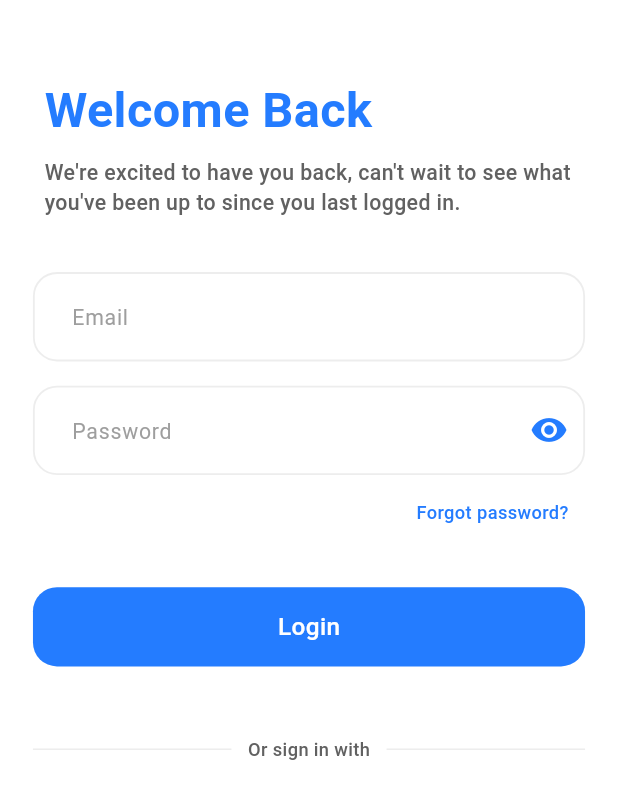
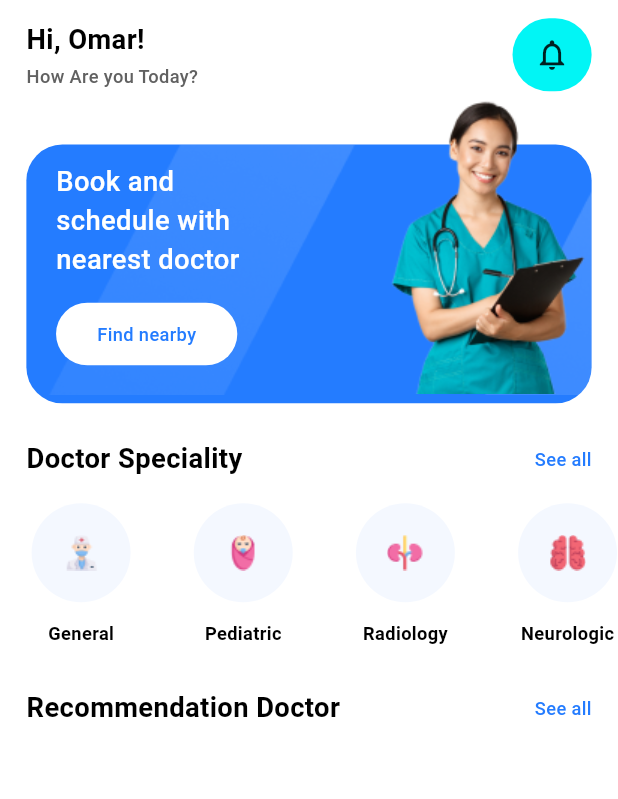
Before and after one commit to SalahMd/DocApp, a Flutter app: the Login screen opened by its route, after a tap on "Login", on a phone screen of 412 x 824 dp. Shown: the top 799 px of the screen. Run offline on Flutter 3.47's test engine with Material 3 defaults, Android fonts, the phone set to English and light mode, and no system bars; our stand-ins replace flutter_screenutil, get, lottie, shared_preferences; accounts and stored records are empty.

Commit message:
Creating home page

```diff
--- a/lib/app_images.dart
+++ b/lib/app_images.dart
@@ -4,4 +4,11 @@ class AppImages {
   static const String logo = "assets/images/logo.png";
   static const String logoLowOpacity = "assets/images/logo_low_opacity.png";
   static const String doctor = "assets/images/onboarding_doctor.png";
+  static const String lightLine = "assets/images/light_line.png";
+  static const String lightRect = "assets/images/light_rect.png";
+  static const String homePageDoctor = "assets/images/home_page_doctor.png";
+  static const String radiology = "assets/images/radiology.png";
+  static const String pediatric = "assets/images/pediatric.png";
+  static const String neurologic = "assets/images/neurologic.png";
+  static const String general = "assets/images/general.png";
 }
--- a/lib/core/constants/text_styles.dart
+++ b/lib/core/constants/text_styles.dart
@@ -1,7 +1,6 @@
 import 'package:docdoc/core/theming/colors/colors.dart';
 import 'package:flutter/material.dart';
 import 'package:flutter_screenutil/flutter_screenutil.dart';
-
 
 class TextStyles {
   static TextStyle _getCustomTextStyle(double fontSize) {
@@ -10,23 +9,36 @@ class TextStyles {
 
   static TextStyle bold17(BuildContext context) => _getCustomTextStyle(17.sp);
   static TextStyle bold20(BuildContext context) => _getCustomTextStyle(20.sp);
-  static TextStyle w50017(BuildContext context) => _getCustomTextStyle(17.sp);
+  static TextStyle w50018(BuildContext context) => _getCustomTextStyle(18.sp);
   static TextStyle w50015(BuildContext context) => _getCustomTextStyle(15.sp);
   static TextStyle w50012(BuildContext context) => _getCustomTextStyle(12.sp);
+
   static TextStyle w40012grey(BuildContext context) => TextStyle(
       color: Colors.grey[700], fontSize: 12.sp, fontWeight: FontWeight.w500);
-      static TextStyle bold32blue(BuildContext context) => TextStyle(
-      color: LightAppColors.primaryColor, fontSize: 24.sp, fontWeight: FontWeight.bold);
-            static TextStyle bold24blue(BuildContext context) => TextStyle(
-      color: LightAppColors.primaryColor, fontSize: 32.sp, fontWeight: FontWeight.bold);
+  static TextStyle bold32blue(BuildContext context) => TextStyle(
+      color: LightAppColors.primaryColor,
+      fontSize: 24.sp,
+      fontWeight: FontWeight.bold);
+  static TextStyle bold24blue(BuildContext context) => TextStyle(
+      color: LightAppColors.primaryColor,
+      fontSize: 32.sp,
+      fontWeight: FontWeight.bold);
   static TextStyle w40013grey(BuildContext context) => TextStyle(
       color: Colors.grey[700], fontSize: 13.sp, fontWeight: FontWeight.w400);
   static TextStyle w40014grey(BuildContext context) => TextStyle(
       color: Colors.grey[700], fontSize: 14.sp, fontWeight: FontWeight.w500);
   static TextStyle w50013grey(BuildContext context) => TextStyle(
       color: Colors.grey[700], fontSize: 13.sp, fontWeight: FontWeight.w500);
-        static TextStyle w50012blue(BuildContext context) => TextStyle(
-      color: LightAppColors.primaryColor, fontSize: 12.sp, fontWeight: FontWeight.w500);
+  static TextStyle w50012blue(BuildContext context) => TextStyle(
+      color: LightAppColors.primaryColor,
+      fontSize: 12.sp,
+      fontWeight: FontWeight.w500);
+  static TextStyle w70018(BuildContext context) =>
+      TextStyle(fontSize: 18.sp, fontWeight: FontWeight.bold);
+  static TextStyle w50018White(BuildContext context) => TextStyle(
+      color: LightAppColors.white,
+      fontSize: 18.sp,
+      fontWeight: FontWeight.w500);
 
   static TextStyle w40010White(BuildContext context) => TextStyle(
         color: Colors.white,
--- a/lib/core/routing/app_routing.dart
+++ b/lib/core/routing/app_routing.dart
@@ -1,4 +1,5 @@
 import 'package:docdoc/core/routing/routes.dart';
+import 'package:docdoc/view/screens/home/home_page.dart';
 import 'package:docdoc/view/screens/login/login.dart';
 import 'package:docdoc/view/screens/onboarding/on_boarding_screen.dart';
 import 'package:flutter/material.dart';
@@ -6,7 +7,7 @@ import 'package:flutter/material.dart';
 class AppRouter {
   Route? generateRoute(RouteSettings settings) {
     //this arguments to be passed in any screen like this ( arguments as ClassName )
-   // final arguments = settings.arguments;
+    // final arguments = settings.arguments;
 
     switch (settings.name) {
       case Routes.onBoardingScreen:
@@ -15,9 +16,11 @@ class AppRouter {
         );
       case Routes.loginScreen:
         return MaterialPageRoute(
-          builder: (_) =>
-           const Login(),
-
+          builder: (_) => const Login(),
+        );
+      case Routes.homeScreen:
+        return MaterialPageRoute(
+          builder: (_) =>  HomePage(),
         );
 
       default:
--- a/lib/core/theming/colors/colors.dart
+++ b/lib/core/theming/colors/colors.dart
@@ -5,11 +5,17 @@ class LightAppColors {
   static const Color grey = Color(0xff757575);
   static const Color white = Colors.white;
   static const Color lighterGrey = Color(0xFFEDEDED);
+  static const Color lightWhite = Color.fromRGBO(
+    1,
+    245,
+    245,
+    245,
+  );
+  static const Color categories = Color.fromRGBO(244, 248, 255, 1);
 }
 
 class DarkAppColors {
   static const Color primaryColor = Color(0xff247cff);
   static const Color grey = Color(0xff757575);
-    static const Color white = Colors.grey;
-
+  static const Color white = Colors.grey;
 }
--- /dev/null
+++ b/lib/view/screens/home/home_page.dart
@@ -0,0 +1,146 @@
+import 'package:docdoc/app_images.dart';
+import 'package:docdoc/core/constants/text_styles.dart';
+import 'package:docdoc/core/theming/colors/colors.dart';
+import 'package:docdoc/view/screens/home/top_widget.dart';
+import 'package:flutter/material.dart';
+
+import 'package:flutter_screenutil/flutter_screenutil.dart';
+
+// ignore: must_be_immutable
+class HomePage extends StatelessWidget {
+  List<Map> cat = [
+    {"name": "General", "image": AppImages.general},
+    {"name": "Pediatric", "image": AppImages.pediatric},
+    {"name": "Radiology", "image": AppImages.radiology},
+    {"name": "Neurologic", "image": AppImages.neurologic},
+  ];
+  HomePage({super.key});
+
+  @override
+  Widget build(BuildContext context) {
+    return Scaffold(
+      body: SafeArea(
+        child: SingleChildScrollView(
+          child: Column(
+            children: [
+              Padding(
+                padding: EdgeInsets.only(top: 12.h, left: 16.w, right: 16.w),
+                child: Column(
+                  crossAxisAlignment: CrossAxisAlignment.start,
+                  children: [
+                    Row(
+                      mainAxisAlignment: MainAxisAlignment.spaceBetween,
+                      children: [
+                        Column(
+                          crossAxisAlignment: CrossAxisAlignment.start,
+                          children: [
+                            Text(
+                              "Hi, Omar!",
+                              style: TextStyles.w70018(context),
+                            ),
+                            SizedBox(
+                              height: 3.h,
+                            ),
+                            Text(
+                              "How Are you Today?",
+                              style: TextStyles.w40012grey(context),
+                            ),
+                          ],
+                        ),
+                        Container(
+                          width: 48.w,
+                          height: 48.h,
+                          alignment: Alignment.center,
+                          decoration: BoxDecoration(
+                            borderRadius: BorderRadius.circular(48),
+                            color: LightAppColors.lightWhite,
+                          ),
+                          child: Icon(
+                            Icons.notifications_outlined,
+                            size: 24.sp,
+                          ),
+                        ),
+                      ],
+                    ),
+                    SizedBox(height: 5.h),
+                    TopWidget(),
+                    SizedBox(height: 24.h),
+                    Row(
+                      mainAxisAlignment: MainAxisAlignment.spaceBetween,
+                      children: [
+                        Text(
+                          'Doctor Speciality',
+                          style: TextStyles.w50018(context),
+                        ),
+                        Text(
+                          "See all",
+                          style: TextStyles.w50012blue(context),
+                        )
+                      ],
+                    ),
+                    SizedBox(
+                      height: 16.h,
+                    ),
+                  ],
+                ),
+              ),
+              SizedBox(
+                height: 100.h,
+                child: ListView.builder(
+                    padding: EdgeInsets.zero,
+                    //physics: NeverScrollableScrollPhysics(),
+                    itemCount: cat.length,
+                    shrinkWrap: true,
+                    scrollDirection: Axis.horizontal,
+                    itemBuilder: (ctx, index) {
+                      return Container(
+                        margin: EdgeInsetsDirectional.symmetric(horizontal: 16),
+                        width: 75.sp,
+                        height: 90.sp,
+                        alignment: Alignment.topCenter,
+                        child: Column(
+                          children: [
+                            Container(
+                              width: 65.sp,
+                              height: 65.sp,
+                              alignment: Alignment.center,
+                              decoration: BoxDecoration(
+                                  borderRadius: BorderRadius.circular(100),
+                                  color: LightAppColors.categories),
+                              child: Image.asset(cat[index]['image']),
+                            ),
+                            SizedBox(
+                              height: 12.h,
+                            ),
+                            Text(
+                              cat[index]['name'],
+                              style: TextStyles.w50012(context),
+                            )
+                          ],
+                        ),
+                      );
+                    }),
+              ),
+              Padding(
+                padding: EdgeInsets.symmetric(horizontal: 16.w, vertical: 22.h),
+                child: Row(
+                  mainAxisAlignment: MainAxisAlignment.spaceBetween,
+                  children: [
+                    Text(
+                      'Recommendation Doctor',
+                      style: TextStyles.w50018(context),
+                    ),
+                    Text(
+                      "See all",
+                      style: TextStyles.w50012blue(context),
+                    )
+                  ],
+                ),
+              )
+            ],
+          ),
+        ),
+      ),
+    );
+  }
+}
--- /dev/null
+++ b/lib/view/screens/home/top_widget.dart
@@ -0,0 +1,72 @@
+import 'package:docdoc/app_images.dart';
+import 'package:docdoc/core/constants/text_styles.dart';
+import 'package:docdoc/core/functions/dimenesions.dart';
+import 'package:docdoc/core/theming/colors/colors.dart';
+import 'package:flutter/material.dart';
+import 'package:flutter_screenutil/flutter_screenutil.dart';
+
+class TopWidget extends StatelessWidget {
+  const TopWidget({super.key});
+
+  @override
+  Widget build(BuildContext context) {
+    return Container(
+      width: Dimensions.screenWidth(context),
+      height: 200.h,
+      //alignment: Alignment.bottomCenter,
+      child: Stack(
+        children: [
+          Positioned(
+            bottom: 0,
+            right: 0,
+            left: 0,
+            child: Container(
+                width: Dimensions.screenWidth(context),
+                height: 170.h,
+                decoration: BoxDecoration(
+                    borderRadius: BorderRadius.circular(24),
+                    color: LightAppColors.primaryColor),
+                child: Stack(
+                  children: [
+                    PositionedDirectional(
+                        end: 0, child: Image.asset(AppImages.lightRect)),
+                    Image.asset(AppImages.lightLine),
+                    Padding(
+                      padding:
+                          EdgeInsetsDirectional.only(start: 18.w, top: 12.h),
+                      child: Row(children: [
+                        Column(
+                            crossAxisAlignment: CrossAxisAlignment.start,
+                            children: [
+                              Text(
+                                "Book and\nschedule with\nnearest doctor",
+                                style: TextStyles.w50018White(context),
+                              ),
+                              SizedBox(
+                                height: 15.h,
+                              ),
+                              Container(
+                                width: 110.w,
+                                height: 38.w,
+                                alignment: Alignment.center,
+                                decoration: BoxDecoration(
+                                    borderRadius: BorderRadius.circular(48),
+                                    color: LightAppColors.white),
+                                child: Text(
+                                  "Find nearby",
+                                  style: TextStyles.w50012blue(context),
+                                ),
+                              ),
+                            ]),
+                      ]),
+                    ),
+                  ],
+                )),
+          ),
+          PositionedDirectional(
+              end: 1, child: Image.asset(AppImages.homePageDoctor)),
+        ],
+      ),
+    );
+  }
+}
--- a/lib/view/screens/login/login.dart
+++ b/lib/view/screens/login/login.dart
@@ -1,6 +1,7 @@
 import 'package:docdoc/core/constants/text_styles.dart';
 import 'package:docdoc/core/functions/dimenesions.dart';
 import 'package:docdoc/core/helpers/extensions.dart';
+import 'package:docdoc/core/routing/routes.dart';
 import 'package:docdoc/core/theming/colors/colors.dart';
 import 'package:docdoc/view/screens/login/text_fields.dart';
 import 'package:flutter/material.dart';
@@ -44,7 +45,7 @@ class Login extends StatelessWidget {
               SizedBox(height: 41.h),
               GestureDetector(
                 onTap: () {
-                  context.pushReplacementNamed("/login");
+                  context.pushNamed(Routes.homeScreen);
                 },
                 child: Container(
                   width: Dimensions.screenWidth(context),
```
Also changed, not shown: assets/images/general.png (added), assets/images/home_page_doctor.png (added), assets/images/light_line.png (added), assets/images/light_rect.png (added), assets/images/neurologic.png (added), assets/images/pediatric.png (added), assets/images/radiology.png (added), lib/view/widgets/doctor_widget.dart (added).
